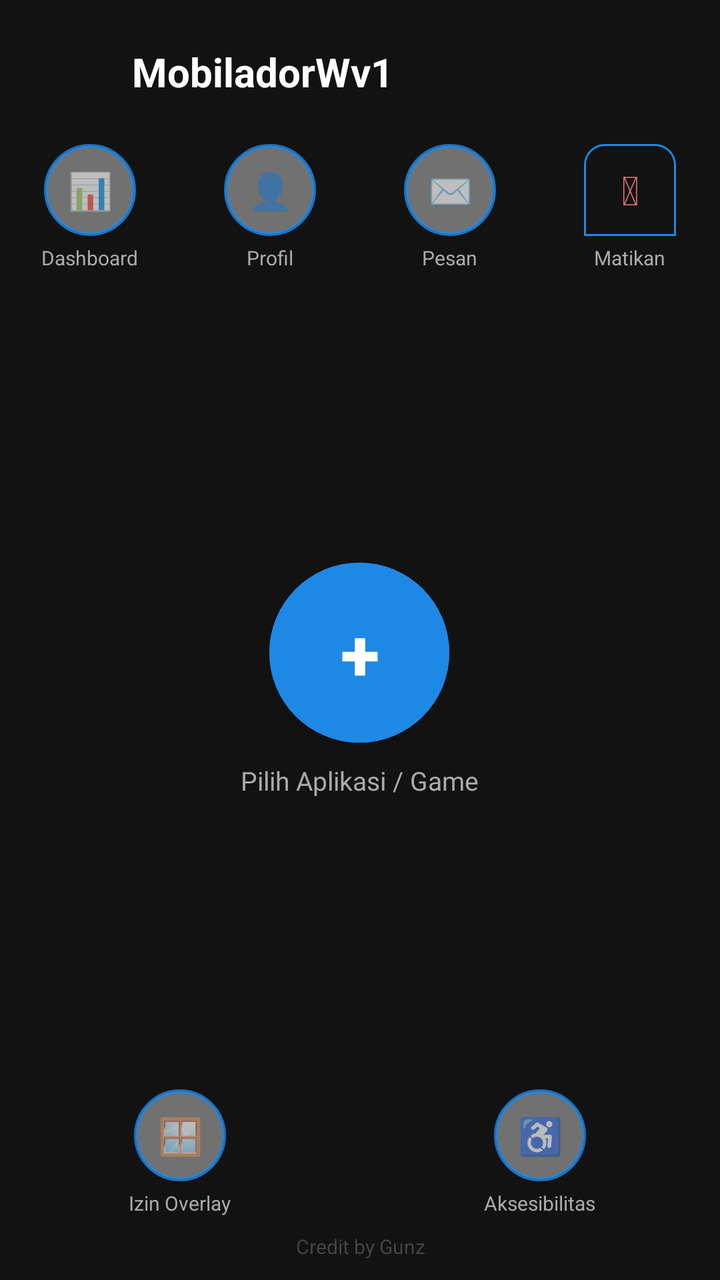
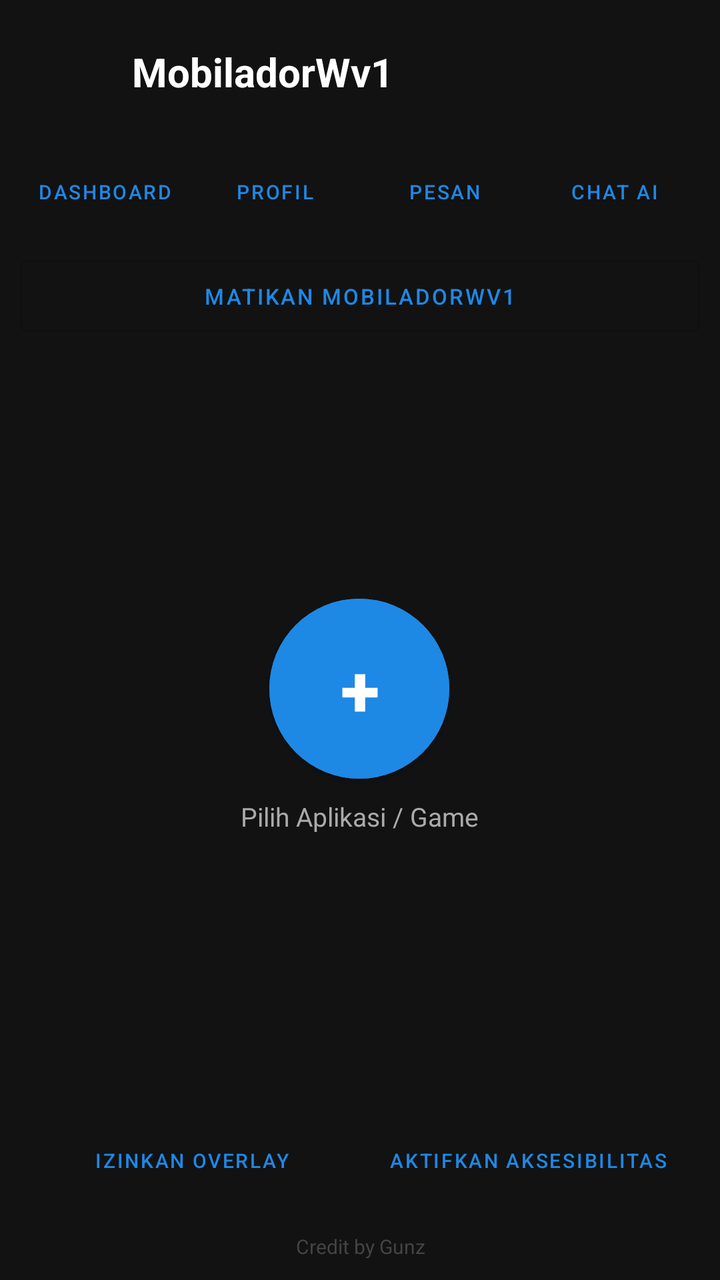

Before-and-after screenshots of an Android layout around one commit, followed by the original layout XML and the change that was made.
<!-- AndroidManifest.xml: application theme Theme.Mobibawah -->
<!-- res/layout/activity_main.xml -->
<?xml version="1.0" encoding="utf-8"?>
<LinearLayout xmlns:android="http://schemas.android.com/apk/res/android"
    xmlns:app="http://schemas.android.com/apk/res-auto"
    android:layout_width="match_parent"
    android:layout_height="match_parent"
    android:orientation="vertical"
    android:background="@color/bg">

    
    <LinearLayout
        android:layout_width="match_parent"
        android:layout_height="wrap_content"
        android:orientation="horizontal"
        android:gravity="center_vertical"
        android:padding="16dp">

        <ImageView
            android:id="@+id/imgLogoMain"
            android:layout_width="40dp"
            android:layout_height="40dp"
            android:src="@mipmap/ic_launcher" />

        <TextView
            android:layout_width="0dp"
            android:layout_height="wrap_content"
            android:layout_weight="1"
            android:layout_marginStart="10dp"
            android:text="@string/app_name"
            android:textColor="@color/text_light"
            android:textSize="20sp"
            android:textStyle="bold" />
    </LinearLayout>

    
    <LinearLayout
        android:layout_width="match_parent"
        android:layout_height="wrap_content"
        android:orientation="horizontal"
        android:gravity="center"
        android:paddingBottom="4dp">

        <LinearLayout android:layout_width="0dp" android:layout_height="wrap_content" android:layout_weight="1" android:orientation="vertical" android:gravity="center">
            <TextView android:id="@+id/btnDashboard" android:layout_width="46dp" android:layout_height="46dp" android:background="@drawable/shape_overlay_button" android:gravity="center" android:text="📊" android:textSize="18sp" />
            <TextView android:layout_width="wrap_content" android:layout_height="wrap_content" android:layout_marginTop="4dp" android:text="Dashboard" android:textColor="#AAAAAA" android:textSize="10sp" />
        </LinearLayout>

        <LinearLayout android:layout_width="0dp" android:layout_height="wrap_content" android:layout_weight="1" android:orientation="vertical" android:gravity="center">
            <TextView android:id="@+id/btnProfil" android:layout_width="46dp" android:layout_height="46dp" android:background="@drawable/shape_overlay_button" android:gravity="center" android:text="👤" android:textSize="18sp" />
            <TextView android:layout_width="wrap_content" android:layout_height="wrap_content" android:layout_marginTop="4dp" android:text="Profil" android:textColor="#AAAAAA" android:textSize="10sp" />
        </LinearLayout>

        <LinearLayout android:layout_width="0dp" android:layout_height="wrap_content" android:layout_weight="1" android:orientation="vertical" android:gravity="center">
            <TextView android:id="@+id/btnPesan" android:layout_width="46dp" android:layout_height="46dp" android:background="@drawable/shape_overlay_button" android:gravity="center" android:text="✉️" android:textSize="18sp" />
            <TextView android:layout_width="wrap_content" android:layout_height="wrap_content" android:layout_marginTop="4dp" android:text="Pesan" android:textColor="#AAAAAA" android:textSize="10sp" />
        </LinearLayout>

        <LinearLayout android:layout_width="0dp" android:layout_height="wrap_content" android:layout_weight="1" android:orientation="vertical" android:gravity="center">
            <TextView android:id="@+id/btnMatikanMobi" android:layout_width="46dp" android:layout_height="46dp" android:background="@drawable/shape_pull_tab" android:gravity="center" android:text="⏻" android:textColor="#E57373" android:textSize="20sp" />
            <TextView android:layout_width="wrap_content" android:layout_height="wrap_content" android:layout_marginTop="4dp" android:text="Matikan" android:textColor="#AAAAAA" android:textSize="10sp" />
        </LinearLayout>
    </LinearLayout>

    
    <FrameLayout
        android:layout_width="match_parent"
        android:layout_height="0dp"
        android:layout_weight="1">

        <LinearLayout
            android:layout_width="wrap_content"
            android:layout_height="wrap_content"
            android:layout_gravity="center"
            android:orientation="vertical"
            android:gravity="center">

            <Button
                android:id="@+id/btnTambahApp"
                android:layout_width="90dp"
                android:layout_height="90dp"
                android:insetTop="0dp"
                android:insetBottom="0dp"
                android:backgroundTint="@color/primary"
                android:textColor="@color/text_light"
                android:textSize="36sp"
                android:textStyle="bold"
                android:text="+"
                app:cornerRadius="45dp"
                style="@style/Widget.MaterialComponents.Button" />

            <TextView
                android:layout_width="wrap_content"
                android:layout_height="wrap_content"
                android:layout_marginTop="10dp"
                android:text="Pilih Aplikasi / Game"
                android:textColor="#AAAAAA"
                android:textSize="13sp" />
        </LinearLayout>
    </FrameLayout>

    
    <TextView
        android:id="@+id/txtFavoritLabel"
        android:layout_width="match_parent"
        android:layout_height="wrap_content"
        android:paddingStart="16dp"
        android:paddingEnd="16dp"
        android:text="Game Tersimpan"
        android:textColor="#AAAAAA"
        android:textSize="12sp"
        android:visibility="gone" />

    <HorizontalScrollView
        android:id="@+id/scrollFavorit"
        android:layout_width="match_parent"
        android:layout_height="wrap_content"
        android:visibility="gone"
        android:paddingTop="6dp"
        android:paddingBottom="10dp">

        <LinearLayout
            android:id="@+id/rowFavorit"
            android:layout_width="wrap_content"
            android:layout_height="wrap_content"
            android:orientation="horizontal"
            android:paddingStart="12dp"
            android:paddingEnd="12dp" />
    </HorizontalScrollView>

    
    <LinearLayout
        android:layout_width="match_parent"
        android:layout_height="wrap_content"
        android:orientation="horizontal"
        android:gravity="center"
        android:paddingTop="4dp"
        android:paddingBottom="8dp">

        <LinearLayout android:layout_width="0dp" android:layout_height="wrap_content" android:layout_weight="1" android:orientation="vertical" android:gravity="center">
            <TextView android:id="@+id/btnOverlayPermission" android:layout_width="46dp" android:layout_height="46dp" android:background="@drawable/shape_overlay_button" android:gravity="center" android:text="🪟" android:textSize="18sp" />
            <TextView android:layout_width="wrap_content" android:layout_height="wrap_content" android:layout_marginTop="4dp" android:text="Izin Overlay" android:textColor="#AAAAAA" android:textSize="10sp" />
        </LinearLayout>

        <LinearLayout android:layout_width="0dp" android:layout_height="wrap_content" android:layout_weight="1" android:orientation="vertical" android:gravity="center">
            <TextView android:id="@+id/btnAccessibility" android:layout_width="46dp" android:layout_height="46dp" android:background="@drawable/shape_overlay_button" android:gravity="center" android:text="♿" android:textSize="18sp" />
            <TextView android:layout_width="wrap_content" android:layout_height="wrap_content" android:layout_marginTop="4dp" android:text="Aksesibilitas" android:textColor="#AAAAAA" android:textSize="10sp" />
        </LinearLayout>
    </LinearLayout>

    <TextView
        android:layout_width="match_parent"
        android:layout_height="wrap_content"
        android:gravity="center"
        android:paddingBottom="10dp"
        android:text="@string/credit_text"
        android:textColor="#444444"
        android:textSize="10sp" />

</LinearLayout>
<!-- resources referenced by this layout -->
<resources>
  <color name="bg">#121212</color>
  <color name="primary">#1E88E5</color>
  <color name="text_light">#FFFFFF</color>
  <!-- drawable shape_overlay_button (drawable) -->
  <?xml version="1.0" encoding="utf-8"?>
  <shape xmlns:android="http://schemas.android.com/apk/res/android" android:shape="oval">
      <solid android:color="@color/btn_overlay_fill" />
      <stroke android:width="2dp" android:color="@color/btn_overlay_border" />
  </shape>
  <!-- drawable shape_pull_tab (drawable) -->
  <?xml version="1.0" encoding="utf-8"?>
  <shape xmlns:android="http://schemas.android.com/apk/res/android" android:shape="rectangle">
      <corners android:topLeftRadius="10dp" android:topRightRadius="10dp" android:bottomLeftRadius="0dp" android:bottomRightRadius="0dp"/>
      <solid android:color="#CC121212" />
      <stroke android:width="1dp" android:color="@color/primary" />
  </shape>
  <!-- mipmap ic_launcher (mipmap-anydpi-v26) -->
  <?xml version="1.0" encoding="utf-8"?>
  <adaptive-icon xmlns:android="http://schemas.android.com/apk/res/android">
      <background android:drawable="@color/primary_dark"/>
      <foreground android:drawable="@drawable/ic_launcher_foreground"/>
  </adaptive-icon>
  <string name="app_name">MobiladorWv1</string>
  <string name="credit_text">Credit by Gunz</string>
  <style name="Theme.Mobibawah" parent="Theme.MaterialComponents.DayNight.NoActionBar">
          <item name="colorPrimary">@color/primary</item>
          <item name="colorPrimaryDark">@color/primary_dark</item>
          <item name="colorAccent">@color/accent</item>
          <item name="android:windowBackground">@color/bg</item>
      </style>
  <color name="btn_overlay_fill">#66FFFFFF</color>
  <color name="btn_overlay_border">#CC1E88E5</color>
  <color name="primary_dark">#1565C0</color>
  <!-- drawable ic_launcher_foreground (drawable) -->
  <vector xmlns:android="http://schemas.android.com/apk/res/android"
      android:width="108dp"
      android:height="108dp"
      android:viewportWidth="108"
      android:viewportHeight="108">
  
      
      <path
          android:fillColor="#FFFFFF"
          android:pathData="M46,32 h16 a4,4 0 0 1 4,4 v14 h-24 v-14 a4,4 0 0 1 4,-4 z" />
      <path
          android:fillColor="#FFFFFF"
          android:pathData="M46,58 h16 a4,4 0 0 1 4,4 v14 h-24 v-14 a4,4 0 0 1 4,-4 z" />
      <path
          android:fillColor="#FFFFFF"
          android:pathData="M20,58 h16 v18 h-12 a4,4 0 0 1 -4,-4 z" />
      <path
          android:fillColor="#FFFFFF"
          android:pathData="M72,58 h16 v14 a4,4 0 0 1 -4,4 h-12 z" />
  
      
      <path
          android:fillColor="#FF5722"
          android:pathData="M62,44 L86,66 L76,68 L82,80 L76,83 L70,71 L62,79 Z" />
  </vector>
  <color name="accent">#FF5722</color>
</resources>

<!-- the commit's change to res/layout/activity_main.xml (unified diff, before → after) -->
@@ -36,29 +36,23 @@
         android:layout_width="match_parent"
         android:layout_height="wrap_content"
         android:orientation="horizontal"
-        android:gravity="center"
-        android:paddingBottom="4dp">
+        android:paddingHorizontal="10dp">
 
-        <LinearLayout android:layout_width="0dp" android:layout_height="wrap_content" android:layout_weight="1" android:orientation="vertical" android:gravity="center">
-            <TextView android:id="@+id/btnDashboard" android:layout_width="46dp" android:layout_height="46dp" android:background="@drawable/shape_overlay_button" android:gravity="center" android:text="📊" android:textSize="18sp" />
-            <TextView android:layout_width="wrap_content" android:layout_height="wrap_content" android:layout_marginTop="4dp" android:text="Dashboard" android:textColor="#AAAAAA" android:textSize="10sp" />
-        </LinearLayout>
+        <Button android:id="@+id/btnDashboard" style="@style/Widget.MaterialComponents.Button.TextButton" android:layout_width="0dp" android:layout_height="wrap_content" android:layout_weight="1" android:textSize="10sp" android:text="Dashboard" />
+        <Button android:id="@+id/btnProfil" style="@style/Widget.MaterialComponents.Button.TextButton" android:layout_width="0dp" android:layout_height="wrap_content" android:layout_weight="1" android:textSize="10sp" android:text="Profil" />
+        <Button android:id="@+id/btnPesan" style="@style/Widget.MaterialComponents.Button.TextButton" android:layout_width="0dp" android:layout_height="wrap_content" android:layout_weight="1" android:textSize="10sp" android:text="Pesan" />
+        <Button android:id="@+id/btnChatAi" style="@style/Widget.MaterialComponents.Button.TextButton" android:layout_width="0dp" android:layout_height="wrap_content" android:layout_weight="1" android:textSize="10sp" android:text="Chat AI" />
+    </LinearLayout>
 
-        <LinearLayout android:layout_width="0dp" android:layout_height="wrap_content" android:layout_weight="1" android:orientation="vertical" android:gravity="center">
-            <TextView android:id="@+id/btnProfil" android:layout_width="46dp" android:layout_height="46dp" android:background="@drawable/shape_overlay_button" android:gravity="center" android:text="👤" android:textSize="18sp" />
-            <TextView android:layout_width="wrap_content" android:layout_height="wrap_content" android:layout_marginTop="4dp" android:text="Profil" android:textColor="#AAAAAA" android:textSize="10sp" />
-        </LinearLayout>
-
-        <LinearLayout android:layout_width="0dp" android:layout_height="wrap_content" android:layout_weight="1" android:orientation="vertical" android:gravity="center">
-            <TextView android:id="@+id/btnPesan" android:layout_width="46dp" android:layout_height="46dp" android:background="@drawable/shape_overlay_button" android:gravity="center" android:text="✉️" android:textSize="18sp" />
-            <TextView android:layout_width="wrap_content" android:layout_height="wrap_content" android:layout_marginTop="4dp" android:text="Pesan" android:textColor="#AAAAAA" android:textSize="10sp" />
-        </LinearLayout>
-
-        <LinearLayout android:layout_width="0dp" android:layout_height="wrap_content" android:layout_weight="1" android:orientation="vertical" android:gravity="center">
-            <TextView android:id="@+id/btnMatikanMobi" android:layout_width="46dp" android:layout_height="46dp" android:background="@drawable/shape_pull_tab" android:gravity="center" android:text="⏻" android:textColor="#E57373" android:textSize="20sp" />
-            <TextView android:layout_width="wrap_content" android:layout_height="wrap_content" android:layout_marginTop="4dp" android:text="Matikan" android:textColor="#AAAAAA" android:textSize="10sp" />
-        </LinearLayout>
-    </LinearLayout>
+    <Button
+        android:id="@+id/btnMatikanMobi"
+        style="@style/Widget.MaterialComponents.Button.OutlinedButton"
+        android:layout_width="match_parent"
+        android:layout_height="wrap_content"
+        android:layout_marginHorizontal="10dp"
+        android:layout_marginTop="4dp"
+        android:textSize="11sp"
+        android:text="Matikan MobiladorWv1" />
 
     
     <FrameLayout
@@ -126,24 +120,29 @@
             android:paddingEnd="12dp" />
     </HorizontalScrollView>
 
-    
     <LinearLayout
         android:layout_width="match_parent"
         android:layout_height="wrap_content"
         android:orientation="horizontal"
-        android:gravity="center"
-        android:paddingTop="4dp"
-        android:paddingBottom="8dp">
+        android:padding="12dp">
 
-        <LinearLayout android:layout_width="0dp" android:layout_height="wrap_content" android:layout_weight="1" android:orientation="vertical" android:gravity="center">
-            <TextView android:id="@+id/btnOverlayPermission" android:layout_width="46dp" android:layout_height="46dp" android:background="@drawable/shape_overlay_button" android:gravity="center" android:text="🪟" android:textSize="18sp" />
-            <TextView android:layout_width="wrap_content" android:layout_height="wrap_content" android:layout_marginTop="4dp" android:text="Izin Overlay" android:textColor="#AAAAAA" android:textSize="10sp" />
-        </LinearLayout>
+        <Button
+            android:id="@+id/btnOverlayPermission"
+            style="@style/Widget.MaterialComponents.Button.TextButton"
+            android:layout_width="0dp"
+            android:layout_height="wrap_content"
+            android:layout_weight="1"
+            android:textSize="10sp"
+            android:text="@string/btn_izin_overlay" />
 
-        <LinearLayout android:layout_width="0dp" android:layout_height="wrap_content" android:layout_weight="1" android:orientation="vertical" android:gravity="center">
-            <TextView android:id="@+id/btnAccessibility" android:layout_width="46dp" android:layout_height="46dp" android:background="@drawable/shape_overlay_button" android:gravity="center" android:text="♿" android:textSize="18sp" />
-            <TextView android:layout_width="wrap_content" android:layout_height="wrap_content" android:layout_marginTop="4dp" android:text="Aksesibilitas" android:textColor="#AAAAAA" android:textSize="10sp" />
-        </LinearLayout>
+        <Button
+            android:id="@+id/btnAccessibility"
+            style="@style/Widget.MaterialComponents.Button.TextButton"
+            android:layout_width="0dp"
+            android:layout_height="wrap_content"
+            android:layout_weight="1"
+            android:textSize="10sp"
+            android:text="@string/btn_izin_aksesibilitas" />
     </LinearLayout>
 
     <TextView
<!-- resource entries referenced after the edit -->
@@ -3,19 +3,6 @@
   <color name="bg">#121212</color>
   <color name="primary">#1E88E5</color>
   <color name="text_light">#FFFFFF</color>
-  <!-- drawable shape_overlay_button (drawable) -->
-  <?xml version="1.0" encoding="utf-8"?>
-  <shape xmlns:android="http://schemas.android.com/apk/res/android" android:shape="oval">
-      <solid android:color="@color/btn_overlay_fill" />
-      <stroke android:width="2dp" android:color="@color/btn_overlay_border" />
-  </shape>
-  <!-- drawable shape_pull_tab (drawable) -->
-  <?xml version="1.0" encoding="utf-8"?>
-  <shape xmlns:android="http://schemas.android.com/apk/res/android" android:shape="rectangle">
-      <corners android:topLeftRadius="10dp" android:topRightRadius="10dp" android:bottomLeftRadius="0dp" android:bottomRightRadius="0dp"/>
-      <solid android:color="#CC121212" />
-      <stroke android:width="1dp" android:color="@color/primary" />
-  </shape>
   <!-- mipmap ic_launcher (mipmap-anydpi-v26) -->
   <?xml version="1.0" encoding="utf-8"?>
   <adaptive-icon xmlns:android="http://schemas.android.com/apk/res/android">
@@ -23,6 +10,8 @@
       <foreground android:drawable="@drawable/ic_launcher_foreground"/>
   </adaptive-icon>
   <string name="app_name">MobiladorWv1</string>
+  <string name="btn_izin_aksesibilitas">Aktifkan Aksesibilitas</string>
+  <string name="btn_izin_overlay">Izinkan Overlay</string>
   <string name="credit_text">Credit by Gunz</string>
   <style name="Theme.Mobibawah" parent="Theme.MaterialComponents.DayNight.NoActionBar">
           <item name="colorPrimary">@color/primary</item>
@@ -30,8 +19,6 @@
           <item name="colorAccent">@color/accent</item>
           <item name="android:windowBackground">@color/bg</item>
       </style>
-  <color name="btn_overlay_fill">#66FFFFFF</color>
-  <color name="btn_overlay_border">#CC1E88E5</color>
   <color name="primary_dark">#1565C0</color>
   <!-- drawable ic_launcher_foreground (drawable) -->
   <vector xmlns:android="http://schemas.android.com/apk/res/android"
